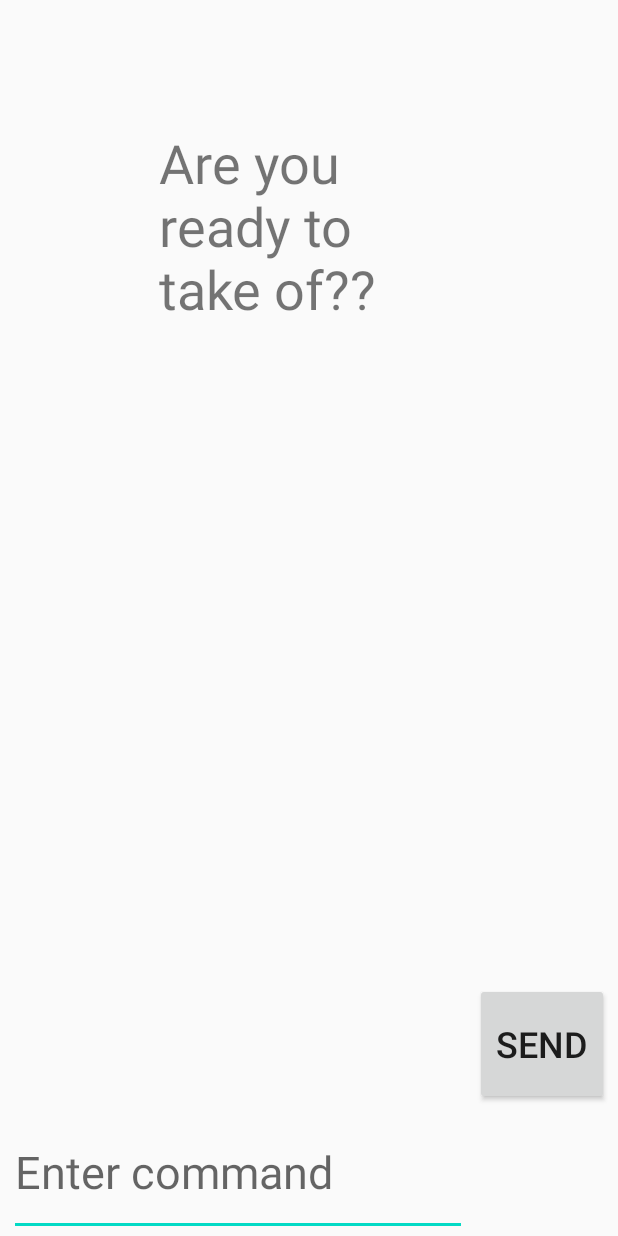
After one commit to MikLay/Secret-Path, an Android app: the fragment WifeLevelFragment placed in its activity, on a phone screen of 412 x 824 dp. The commit adds this screen. Run offline under Robolectric (Android 15) with nearby library versions, the phone set to English and light mode, and no system bars; Roboto replaces fonts that are not available here.

Commit message:
[LevelFragments] Update PlayLevelActivity to manage Fragments, add functional to load next level, Add callbacks by interface to trigger if level is completed.

```diff
--- a/app/build.gradle
+++ b/app/build.gradle
@@ -28,6 +28,7 @@ dependencies {
 
     implementation 'androidx.appcompat:appcompat:1.1.0'
     implementation 'androidx.constraintlayout:constraintlayout:1.1.3'
+    implementation 'androidx.legacy:legacy-support-v4:1.0.0'
     testImplementation 'junit:junit:4.12'
     androidTestImplementation 'androidx.test.ext:junit:1.1.1'
     androidTestImplementation 'androidx.test.espresso:espresso-core:3.2.0'
--- a/app/src/main/AndroidManifest.xml
+++ b/app/src/main/AndroidManifest.xml
@@ -2,6 +2,7 @@
 <manifest xmlns:android="http://schemas.android.com/apk/res/android"
     package="com.example.secretpath">
 
+    <uses-permission android:name="android.permission.ACCESS_WIFI_STATE"/>
     <application
         android:allowBackup="true"
         android:icon="@mipmap/ic_launcher"
--- a/app/src/main/java/com/example/secretpath/PlayLevelActivity.java
+++ b/app/src/main/java/com/example/secretpath/PlayLevelActivity.java
@@ -1,14 +1,89 @@
 package com.example.secretpath;
 
+import android.content.SharedPreferences;
 import android.os.Bundle;
+import android.util.Log;
+import android.view.View;
+import android.widget.EditText;
 
 import androidx.appcompat.app.AppCompatActivity;
+import androidx.fragment.app.FragmentManager;
+import androidx.fragment.app.FragmentTransaction;
 
-public class PlayLevelActivity extends AppCompatActivity {
+import com.example.secretpath.levels.LevelModelFragment;
+import com.example.secretpath.levels.SimplestLevelFragment;
+import com.example.secretpath.levels.WifeLevelFragment;
+
+public class PlayLevelActivity extends AppCompatActivity implements LevelModelFragment.ActivityCallBack {
+
+    private static final String LOG_TAG =
+            PlayLevelActivity.class.getSimpleName();
+    private final LevelModelFragment[] levels = {
+            new SimplestLevelFragment(),
+            new WifeLevelFragment()
+    };
+
+    private SharedPreferences mPreferences;
+    private String sharedPrefFile =
+            "com.example.secretpath";
+    private LevelModelFragment currentLevel;
+
+
+    private EditText userInputEditText;
 
     @Override
     protected void onCreate(Bundle savedInstanceState) {
         super.onCreate(savedInstanceState);
         setContentView(R.layout.activity_play_level);
+
+        userInputEditText = findViewById(R.id.userInput);
+
+        mPreferences = getSharedPreferences(
+                sharedPrefFile, MODE_PRIVATE);
+        setLevel(mPreferences.getInt(getString(R.string.levelKey), 0));
     }
+
+
+    public void handleUserInput(View view) {
+        Log.d(LOG_TAG, "Handled user input");
+        currentLevel.handleInput(userInputEditText.getText().toString());
+    }
+
+    @Override
+    public void levelCompleted() {
+        int levelId = mPreferences.getInt(getString(R.string.levelKey), 0);
+        if (levels.length > levelId + 1) {
+            ++levelId;
+            setLevel(levelId);
+
+            SharedPreferences.Editor preferencesEditor = mPreferences.edit();
+            preferencesEditor.putInt(getString(R.string.levelKey), levelId);
+
+            int progress = mPreferences.getInt(getString(R.string.progressKey), 0);
+            if (progress < levelId) {
+                preferencesEditor.putInt(getString(R.string.progressKey), levelId);
+            }
+            preferencesEditor.apply();
+        }
+    }
+
+    private void setLevel(int id) {
+        System.out.println(id);
+
+        FragmentManager fragmentManager = getSupportFragmentManager();
+        FragmentTransaction fragmentTransaction = fragmentManager.beginTransaction();
+        if (currentLevel == null) {
+            Log.d(LOG_TAG, "Set new LevelFragment");
+            currentLevel = levels[id];
+            fragmentTransaction.add(R.id.levelFragmentContainer, currentLevel);
+            fragmentTransaction.commit();
+        } else {
+            currentLevel = levels[id];
+            Log.d(LOG_TAG, "Set next LevelFragment");
+            fragmentTransaction.replace(R.id.levelFragmentContainer, currentLevel);
+            fragmentTransaction.addToBackStack(null);
+            fragmentTransaction.commit();
+        }
+    }
+
 }
--- /dev/null
+++ b/app/src/main/java/com/example/secretpath/levels/LevelDetails.java
@@ -0,0 +1,25 @@
+package com.example.secretpath.levels;
+
+public class LevelDetails {
+    private final int id;
+    private final String name;
+    private final String[] hints;
+
+    public LevelDetails(int id, String name, String[] hints) {
+        this.id = id;
+        this.name = name;
+        this.hints = hints;
+    }
+
+    public int getId() {
+        return id;
+    }
+
+    public String getName() {
+        return name;
+    }
+
+    public String[] getHints() {
+        return hints;
+    }
+}
--- /dev/null
+++ b/app/src/main/java/com/example/secretpath/levels/LevelModelFragment.java
@@ -0,0 +1,59 @@
+package com.example.secretpath.levels;
+
+import android.content.Context;
+import android.os.Bundle;
+import android.view.LayoutInflater;
+import android.view.View;
+import android.view.ViewGroup;
+
+import androidx.annotation.NonNull;
+import androidx.annotation.Nullable;
+import androidx.fragment.app.Fragment;
+
+public abstract class LevelModelFragment extends Fragment {
+
+    protected LevelDetails levelDetails;
+    protected ActivityCallBack callback;
+
+    @Override
+    public void onCreate(Bundle savedInstanceState) {
+        super.onCreate(savedInstanceState);
+    }
+
+    public LevelDetails getLevelDetails() {
+        return levelDetails;
+    }
+
+    @Nullable
+    @Override
+    public View onCreateView(@NonNull LayoutInflater inflater, @Nullable ViewGroup container, @Nullable Bundle savedInstanceState) {
+        // We can add specific components here
+        return provideFragmentView(inflater, container, savedInstanceState);
+    }
+
+    @Override
+    public void onAttach(@NonNull Context context) {
+        super.onAttach(context);
+        if (context instanceof ActivityCallBack) {
+            callback = (ActivityCallBack) context;
+        } else {
+            throw new RuntimeException(context.toString()
+                    + " must implement ActivityCallBack");
+        }
+    }
+
+    @Override
+    public void onDetach() {
+        super.onDetach();
+        callback = null;
+    }
+
+    protected abstract View provideFragmentView(LayoutInflater inflater, ViewGroup parent, Bundle savedInstanceState);
+
+
+    public abstract void handleInput(String input);
+
+    public interface ActivityCallBack {
+        void levelCompleted();
+    }
+}
--- /dev/null
+++ b/app/src/main/java/com/example/secretpath/levels/SimplestLevelFragment.java
@@ -0,0 +1,42 @@
+package com.example.secretpath.levels;
+
+import android.os.Bundle;
+import android.util.Log;
+import android.view.LayoutInflater;
+import android.view.View;
+import android.view.ViewGroup;
+
+import com.example.secretpath.R;
+
+public class SimplestLevelFragment extends LevelModelFragment {
+    private static final String LOG_TAG =
+            SimplestLevelFragment.class.getSimpleName();
+
+    public SimplestLevelFragment() {
+
+        this.levelDetails = new LevelDetails(
+                1,
+                "The simplest level I have ever seen",
+                new String[]{"Enter the name of program"});
+    }
+
+
+
+
+    @Override
+    protected View provideFragmentView(LayoutInflater inflater, ViewGroup parent, Bundle savedInstanceState) {
+        Log.d(LOG_TAG, "Fragment rendering");
+        View view = inflater.inflate(R.layout.level01, parent, false);
+        //Now specific components here (you can initialize Buttons etc)
+        return view;
+    }
+
+
+    @Override
+    public void handleInput(String input) {
+        Log.d(LOG_TAG, "Handle userInput");
+        if (input.equals("Secret Path")) {
+            this.callback.levelCompleted();
+        }
+    }
+}
--- /dev/null
+++ b/app/src/main/java/com/example/secretpath/levels/WifeLevelFragment.java
@@ -0,0 +1,78 @@
+package com.example.secretpath.levels;
+
+import android.content.BroadcastReceiver;
+import android.content.Context;
+import android.content.Intent;
+import android.content.IntentFilter;
+import android.net.wifi.WifiManager;
+import android.os.Bundle;
+import android.util.Log;
+import android.view.LayoutInflater;
+import android.view.View;
+import android.view.ViewGroup;
+
+import com.example.secretpath.R;
+
+public class WifeLevelFragment extends LevelModelFragment {
+
+    private WifiManager wifeManager;
+
+    private static final String LOG_TAG =
+            WifeLevelFragment.class.getSimpleName();
+
+
+    @Override
+    public void onCreate(Bundle savedInstanceState) {
+        super.onCreate(savedInstanceState);
+        levelDetails = new LevelDetails(
+                2,
+                "No connection level...",
+                new String[]{"Try to forget about network", "Is it good to be without internet connection?", "Turn off wife"});
+        wifeManager = (WifiManager) getActivity().getApplicationContext().getSystemService(Context.WIFI_SERVICE);
+    }
+
+
+    @Override
+    protected View provideFragmentView(LayoutInflater inflater, ViewGroup parent, Bundle savedInstanceState) {
+        Log.d(LOG_TAG, "Fragment rendering");
+        View view = inflater.inflate(R.layout.level02, parent, false);
+        //Now specific components here (you can initialize Buttons etc)
+        return view;
+    }
+
+
+
+    @Override
+    public void onResume() {
+        super.onResume();
+        Log.d(LOG_TAG, "Fragment rendering");
+
+        IntentFilter intentFilter = new IntentFilter(WifiManager.WIFI_STATE_CHANGED_ACTION);
+        getActivity().registerReceiver(wifeStateReceiver, intentFilter);
+    }
+
+    @Override
+    public void onPause() {
+        super.onPause();
+        getActivity().unregisterReceiver(wifeStateReceiver);
+    }
+
+    @Override
+    public void handleInput(String input) {
+
+    }
+
+    private BroadcastReceiver wifeStateReceiver = new BroadcastReceiver() {
+        @Override
+        public void onReceive(Context context, Intent intent) {
+
+            final String action = intent.getAction();
+            if (action != null && action.equals(WifiManager.WIFI_STATE_CHANGED_ACTION)) {
+                if (intent.getIntExtra(WifiManager.EXTRA_WIFI_STATE, WifiManager.WIFI_STATE_UNKNOWN) == WifiManager.WIFI_STATE_DISABLED) {
+                    Log.d(LOG_TAG, "Wifi is disabled!");
+                    callback.levelCompleted();
+                }
+            }
+        }
+    };
+}
--- a/app/src/main/res/layout/activity_play_level.xml
+++ b/app/src/main/res/layout/activity_play_level.xml
@@ -1,8 +1,46 @@
 <?xml version="1.0" encoding="utf-8"?>
 <androidx.constraintlayout.widget.ConstraintLayout xmlns:android="http://schemas.android.com/apk/res/android"
+    xmlns:app="http://schemas.android.com/apk/res-auto"
     xmlns:tools="http://schemas.android.com/tools"
     android:layout_width="match_parent"
     android:layout_height="match_parent"
     tools:context=".PlayLevelActivity">
 
+    <FrameLayout
+        android:id="@+id/levelFragmentContainer"
+        android:layout_width="405dp"
+        android:layout_height="568dp"
+        app:layout_constraintEnd_toEndOf="parent"
+        app:layout_constraintHorizontal_bias="0.4"
+        app:layout_constraintStart_toStartOf="parent"
+        app:layout_constraintTop_toTopOf="parent">
+
+    </FrameLayout>
+
+    <EditText
+        android:id="@+id/userInput"
+        android:layout_width="305dp"
+        android:layout_height="85dp"
+        android:ems="10"
+        android:inputType="text"
+        android:textSize="30sp"
+        app:layout_constraintBottom_toBottomOf="parent"
+        app:layout_constraintEnd_toStartOf="@+id/button"
+        app:layout_constraintStart_toStartOf="parent"
+        app:layout_constraintTop_toBottomOf="@+id/levelFragmentContainer"
+        app:layout_constraintVertical_bias="1.0"
+        android:hint="@string/userInputHint" />
+
+    <Button
+        android:id="@+id/button"
+        android:layout_width="89dp"
+        android:layout_height="81dp"
+        android:text="@string/sendUserInputButtonText"
+        android:textSize="24sp"
+        android:onClick="handleUserInput"
+        app:layout_constraintBottom_toBottomOf="parent"
+        app:layout_constraintEnd_toEndOf="parent"
+        app:layout_constraintStart_toEndOf="@+id/userInput"
+        app:layout_constraintTop_toBottomOf="@+id/levelFragmentContainer" />
+
 </androidx.constraintlayout.widget.ConstraintLayout>
--- /dev/null
+++ b/app/src/main/res/layout/level02.xml
@@ -0,0 +1,28 @@
+<?xml version="1.0" encoding="utf-8"?>
+<FrameLayout xmlns:android="http://schemas.android.com/apk/res/android"
+    xmlns:app="http://schemas.android.com/apk/res-auto"
+    xmlns:tools="http://schemas.android.com/tools"
+    android:layout_width="match_parent"
+    android:layout_height="match_parent"
+    android:background="@android:color/transparent"
+    tools:context=".levels.WifeLevelFragment">
+
+    <!-- TODO: Update blank fragment layout -->
+    <androidx.constraintlayout.widget.ConstraintLayout
+        android:layout_width="match_parent"
+        android:layout_height="match_parent"
+        android:background="@android:color/transparent">
+
+        <TextView
+            android:id="@+id/text1"
+            android:layout_width="199dp"
+            android:layout_height="140dp"
+            android:layout_marginTop="84dp"
+            android:text="@string/level02TextQuestion"
+            android:textSize="36sp"
+            app:layout_constraintEnd_toEndOf="parent"
+            app:layout_constraintStart_toStartOf="parent"
+            app:layout_constraintTop_toTopOf="parent" />
+    </androidx.constraintlayout.widget.ConstraintLayout>
+
+</FrameLayout>
--- a/app/src/main/res/values/strings.xml
+++ b/app/src/main/res/values/strings.xml
@@ -4,4 +4,16 @@
     <string name="playButtonText">Play</string>
     <string name="levelButtonText">Levels</string>
     <string name="settingsButtonText">Settings</string>
+
+    <!-- First level -->
+
+
+    <!-- TODO: Remove or change this placeholder text -->
+    <string name="level01TextQuestion">Do you know what you play?</string>
+    <string name="userInputHint">Enter command</string>
+    <string name="sendUserInputButtonText">Send</string>
+    <string name="progressKey">progress</string>
+    <string name="levelKey">current_level</string>
+    <string name="sharedPreferancesFileName">com.example.secretpath</string>
+    <string name="level02TextQuestion">Are you ready to take of??</string>
 </resources>
```
Also changed, not shown: app/src/main/java/com/example/secretpath/LevelsActivity.java (+12 -0 lines), app/src/main/java/com/example/secretpath/MainActivity.java (+27 -2 lines), app/src/main/res/layout/level01.xml (added, +28 -0 lines), app/src/main/res/values/level_details.xml (added, +11 -0 lines).
